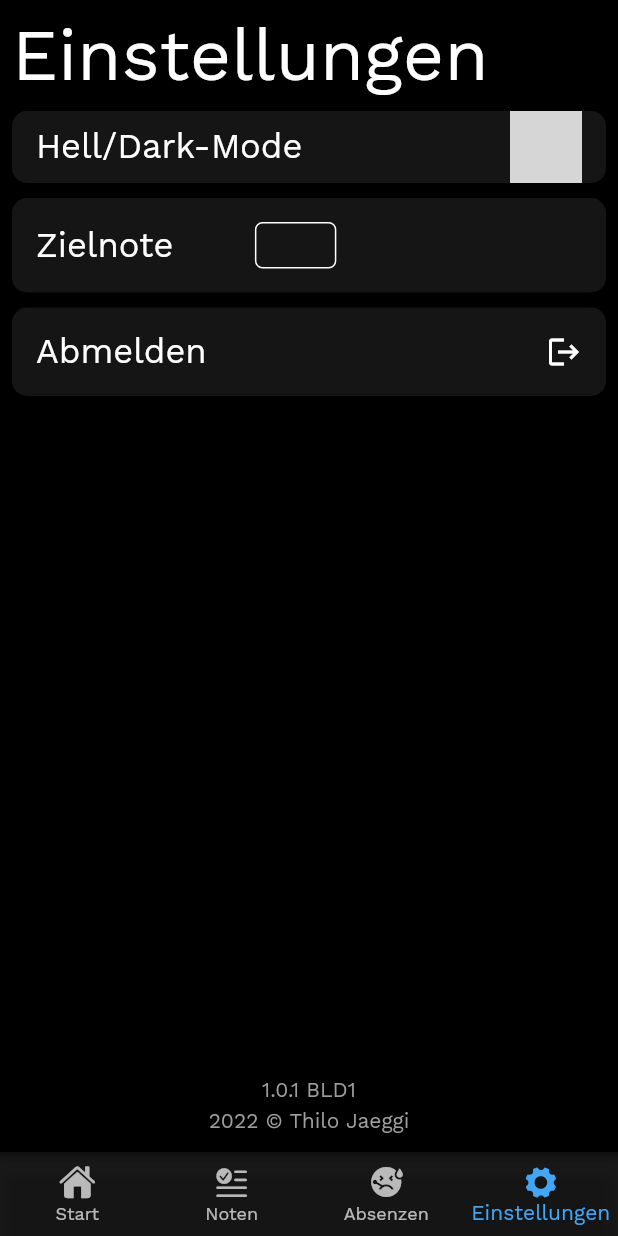
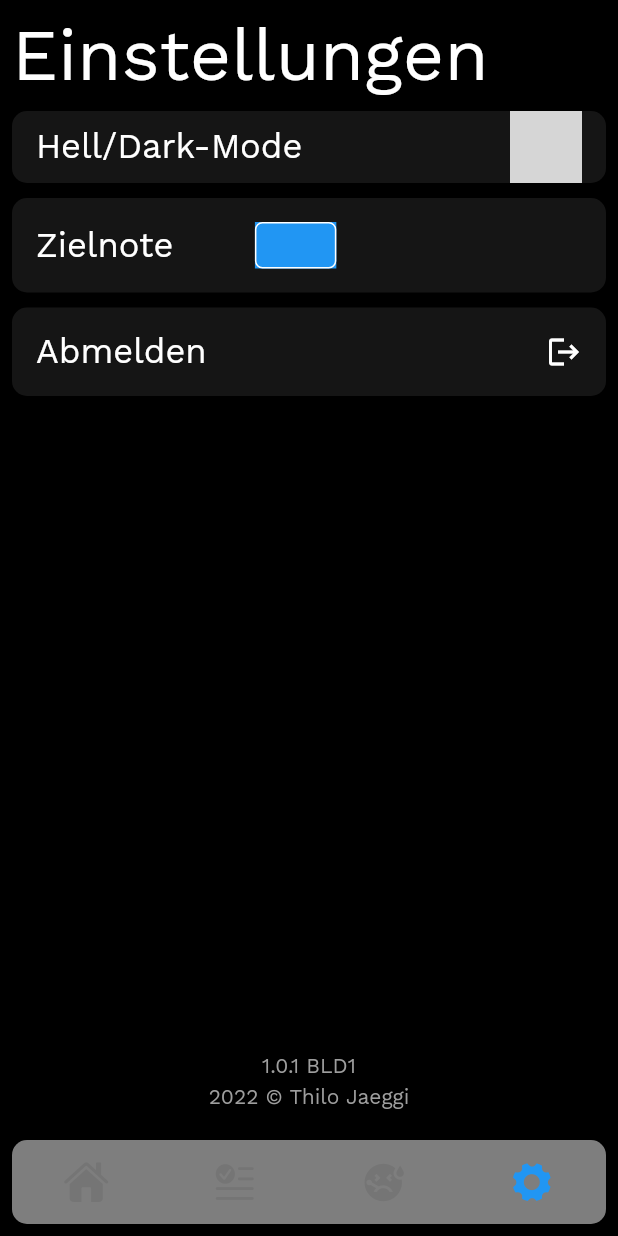
Before and after one commit to thilojaeggi/notely, a Flutter app: the ViewContainerWidget screen opened directly, item 4 of the bottom bar chosen, on a phone screen of 412 x 824 dp. Run offline on Flutter 3.47's test engine with Material 2 defaults, Android fonts, the phone set to English and light mode, and no system bars; drawn by our look-alikes of custom_navigation_bar; our stand-ins replace dropdown_button2, fl_chart, flutter_local_notifications, flutter_secure_storage, flutter_spinkit, package_info_plus and 4 more; missing offline and left inert: day_night_switcher, fl_toast, workmanager; accounts and stored records are empty; network calls fail; grey boxes are pictures that could not be loaded.

Commit message:
New BottomNavigationBar

```diff
--- a/lib/config/style.dart
+++ b/lib/config/style.dart
@@ -26,9 +26,7 @@ class Styles {
         ),
         bottomNavigationBarTheme:
             Theme.of(context).bottomNavigationBarTheme.copyWith(
-                  backgroundColor: isDarkTheme
-                      ? Color.fromARGB(255, 27, 27, 27).withOpacity(0.2)
-                      : Colors.white,
+                  backgroundColor: isDarkTheme ? Colors.black : Colors.white,
                 ));
   }
 }
--- a/lib/pages/settings_page.dart
+++ b/lib/pages/settings_page.dart
@@ -120,7 +120,8 @@ class _SettingsPageState extends State<SettingsPage> {
                     ),
                     Spacer(),
                     Flexible(
-                      flex: 1,
+                      child: Container(
+                        color: Colors.blue,
                         child: TextField(
                           maxLines: 1,
                           decoration: InputDecoration(
@@ -144,8 +145,10 @@ class _SettingsPageState extends State<SettingsPage> {
                           ),
                           keyboardType: TextInputType.number,
                           inputFormatters: [
-                          FilteringTextInputFormatter.allow(RegExp(r"[0-9.]")),
-                          TextInputFormatter.withFunction((oldValue, newValue) {
+                            FilteringTextInputFormatter.allow(
+                                RegExp(r"[0-9.]")),
+                            TextInputFormatter.withFunction(
+                                (oldValue, newValue) {
                               final TextSelection newSelection =
                                   newValue.selection;
                               String truncated = newValue.text;
@@ -165,6 +168,7 @@ class _SettingsPageState extends State<SettingsPage> {
                                   text: truncated, selection: newSelection);
                             }),
                           ],
+                        ),
                       ),
                     )
                   ],
--- a/lib/view_container.dart
+++ b/lib/view_container.dart
@@ -1,5 +1,6 @@
 import 'dart:ui';
 
+import 'package:custom_navigation_bar/custom_navigation_bar.dart';
 import 'package:flutter/cupertino.dart';
 import 'package:flutter/material.dart';
 import 'package:flutter_secure_storage/flutter_secure_storage.dart';
@@ -7,6 +8,7 @@ import 'package:schulnetz/pages/settings_page.dart';
 import 'package:schulnetz/pages/start_page.dart';
 import 'package:shared_preferences/shared_preferences.dart';
 import 'package:http/http.dart' as http;
+import 'package:theme_provider/theme_provider.dart';
 
 import 'pages/absences_page.dart';
 import 'pages/grades_page.dart';
@@ -131,45 +133,41 @@ class _ViewContainerWidgetState extends State<ViewContainerWidget>
       } else {
         return Scaffold(
           extendBody: true,
-          bottomNavigationBar: Container(
-            clipBehavior: Clip.antiAlias,
-            decoration: BoxDecoration(
-              boxShadow: [
-                BoxShadow(
-                    color: Colors.black.withOpacity(0.2), blurRadius: 16.0),
-              ],
-              color: Colors.white.withOpacity(0.1),
-            ),
-            child: BackdropFilter(
-              filter: new ImageFilter.blur(sigmaX: 5.0, sigmaY: 5.0),
-              child: BottomNavigationBar(
-                elevation: 6,
-                type: BottomNavigationBarType.fixed,
-                items: const <BottomNavigationBarItem>[
-                  BottomNavigationBarItem(
+          bottomNavigationBar: Padding(
+            padding: const EdgeInsets.all(8.0),
+            child: CustomNavigationBar(
+              backgroundColor:
+                  (ThemeProvider.controllerOf(context).currentThemeId ==
+                          'dark_theme')
+                      ? Colors.grey.withOpacity(0.2)
+                      : Colors.white.withOpacity(0.5),
+              borderRadius: Radius.circular(10.0),
+              selectedColor: Colors.blue,
+              blurEffect: true,
+              iconSize: 30.0,
+              scaleFactor: 0.1,
+              elevation: 0,
+              unSelectedColor: Colors.grey[600],
+              items: <CustomNavigationBarItem>[
+                CustomNavigationBarItem(
                   icon: Icon(
                     CupertinoIcons.house_fill,
                   ),
-                    label: "Start",
                 ),
-                  BottomNavigationBarItem(
+                CustomNavigationBarItem(
                   icon: Icon(
                     CupertinoIcons.text_badge_checkmark,
                   ),
-                    label: 'Noten',
                 ),
-                  BottomNavigationBarItem(
+                CustomNavigationBarItem(
                   icon: Icon(Icons.sick),
-                    label: "Absenzen",
                 ),
-                  BottomNavigationBarItem(
+                CustomNavigationBarItem(
                   icon: Icon(CupertinoIcons.gear_solid),
-                    label: "Einstellungen",
                 ),
               ],
               currentIndex: _selectedIndex,
               onTap: changeDestination,
-              ),
             ),
           ),
           body: SafeArea(
--- a/pubspec.yaml
+++ b/pubspec.yaml
@@ -56,6 +56,7 @@ dependencies:
   workmanager: ^0.5.0
   animated_theme_switcher: "^2.0.5"
   shimmer: ^2.0.0
+  custom_navigation_bar: ^0.8.2
 dev_dependencies:
   flutter_launcher_icons: ^0.9.3
   flutter_test:
```
Also changed, not shown: pubspec.lock. Lines whose indentation alone changed are shown as unchanged.
